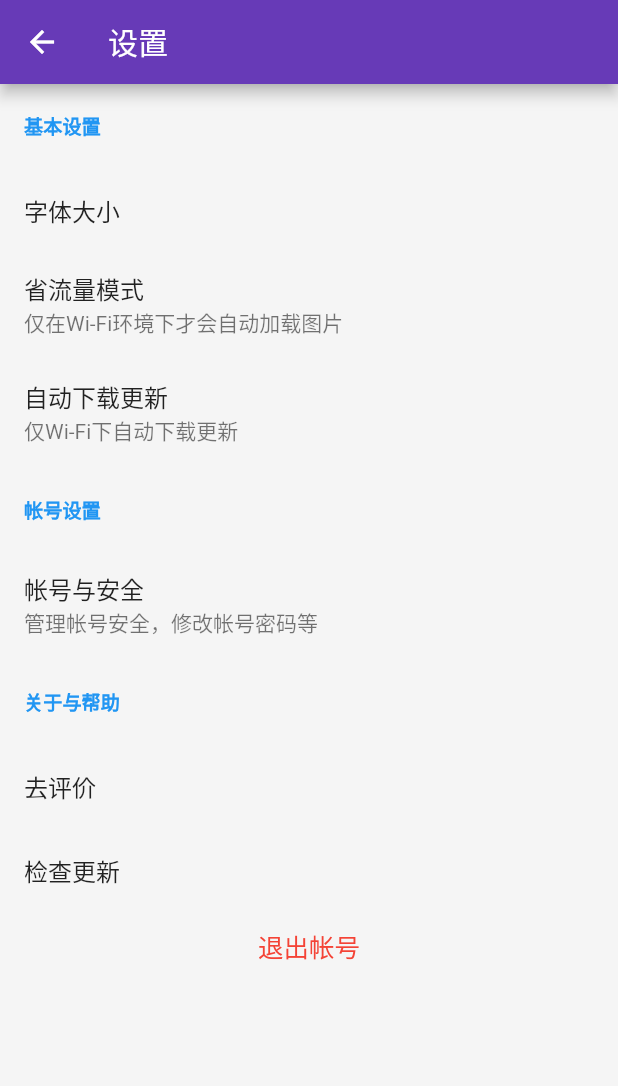
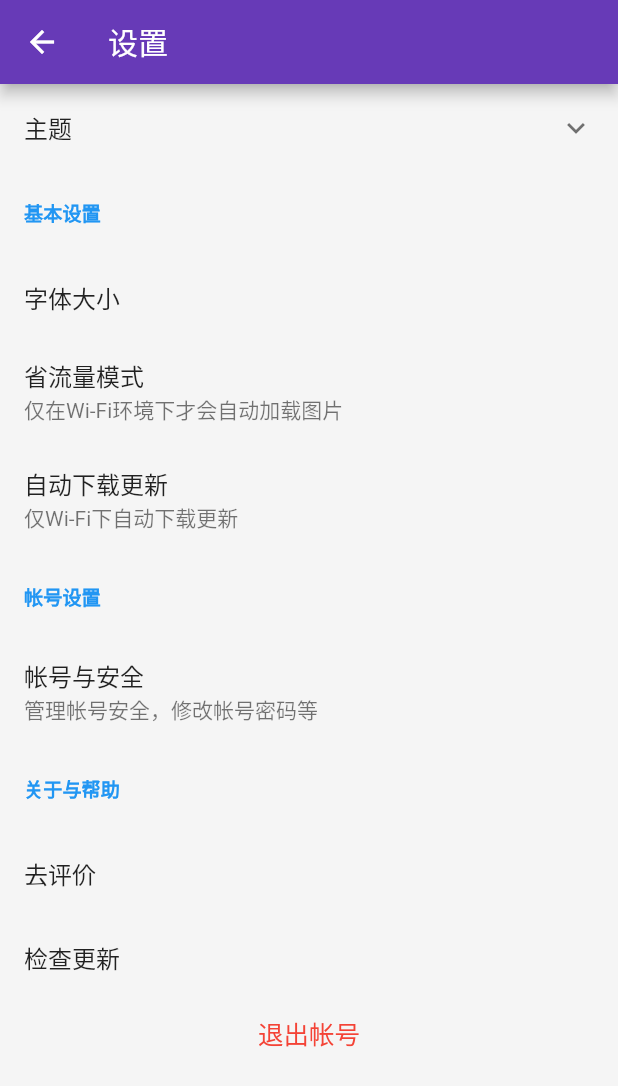
Before and after one commit to FreeLifeSJ/idea, a Flutter app: the SettingsPage screen opened by its route, on a phone screen of 412 x 824 dp. Shown: the top 1086 px of the screen. Run offline on Flutter 3.47's test engine with Material 2 defaults, Android fonts, the phone set to English and light mode, and no system bars; our stand-ins replace dio, flutter_redux, redux, shared_preferences; missing offline and left inert: common_utils; accounts and stored records are empty; network calls fail.

Commit message:
主题切换 注册界面实现

```diff
--- a/lib/main.dart
+++ b/lib/main.dart
@@ -4,6 +4,10 @@ import 'page/mypage_file/index.dart';
 import 'page/notification_file/index.dart';
 import 'page/idea_file/index.dart';
 import 'page/splash_page.dart';
+import 'package:redux/redux.dart';
+import 'package:flutter_redux/flutter_redux.dart';
+import 'state_manange/redux.dart';
+import 'package:gaozhongzhihu/resources/resources_index.dart';
 //TODO:建立Github分支  已ok
 //TODO:建立index.dart文件 避免过多import  已ok
 //TODO:进行网络功能类的定义和封装
@@ -11,7 +15,25 @@ import 'page/splash_page.dart';
 //TODO:重新规划项目文件结构
 //TODO:设置可以切换不同主题的功能
 void main() => runApp(
-  new MaterialApp(
+  MyApp()
+);
+
+class MyApp extends StatefulWidget{
+  @override
+  State createState() => MyAppState();
+}
+class MyAppState extends State<MyApp>{
+  final store = Store<IdeaState>(
+    appReducer,
+    initialState: IdeaState(Colours.app_main)
+  );
+  @override
+  Widget build(BuildContext context) {
+    // TODO: implement build
+    return StoreProvider<IdeaState>(
+      store: store,
+      child: StoreBuilder<IdeaState>(builder: (context,store){
+        return MaterialApp(
           title: "gaozhongzhihu",
           home: SplashPage(),
           //initialRoute: '/login',  不采用一进app就要求登录的方式 将SplashPage作为HomePage 然后进行代替
@@ -28,16 +50,18 @@ void main() => runApp(
             '/notification_settings':(context)=>NotificationSettingsPage(),
             '/idea_edit':(context)=>IdeaEditPage(),
           },
-    theme: _buildZhiHuTheme(),
-  )
+          theme: _buildZhiHuTheme(store),
         );
-
-ThemeData _buildZhiHuTheme(){
+      }),
+    );
+  }
+}
+ThemeData _buildZhiHuTheme(Store<IdeaState> store){
   ThemeData base = ThemeData.light();
   return base.copyWith(
     //紫色 高贵色 力量感 象征知识就是就是力量 知识是高贵的
-    primaryColor: Colors.deepPurple,
-    accentColor: Colors.green,//控制FloatingActionButton的颜色
+    primaryColor:store.state.themeColor ,
+    accentColor: store.state.themeColor,//控制FloatingActionButton的颜色
     scaffoldBackgroundColor: Colors.grey.shade100,
     buttonTheme: base.buttonTheme.copyWith(
       buttonColor: Colors.lightGreen,
--- a/lib/page/idea_file/ideaScaffold.dart
+++ b/lib/page/idea_file/ideaScaffold.dart
@@ -38,7 +38,7 @@ class _IdeaScaffoldState extends State<IdeaScaffold> {
   }
   //TODO:针对内容较多的想法在这里作出调整
   Widget _buildTop(){
-    return IdeaItem(model: widget.model);
+    return IdeaItem(model: widget.model,isDetail: true,);
   }
 
   Widget _buildCommentList(){
--- a/lib/page/index.dart
+++ b/lib/page/index.dart
@@ -6,4 +6,3 @@ export 'university.dart';
 export 'imform.dart';
 export 'ask.dart';
 export 'search.dart';
-export 'login.dart';
--- a/lib/page/mypage.dart
+++ b/lib/page/mypage.dart
@@ -13,6 +13,7 @@ class _MyPageState extends State<MyPage> {
   SharedPreferences sharedPreferences;
   @override
   Widget build(BuildContext context) {
+    print("mypage build");
     return ListView(
       children: <Widget>[
         Card(
@@ -123,6 +124,7 @@ class _MyPageState extends State<MyPage> {
   void initState() {
     super.initState();
     _initAsync();
+    print(isLogin);
 
   }
 
--- a/lib/page/mypage_file/index.dart
+++ b/lib/page/mypage_file/index.dart
@@ -3,3 +3,4 @@ export 'my_create.dart';
 export 'my_concern.dart';
 export 'my_favorite.dart';
 export 'settings.dart';
+export 'login.dart';
--- a/lib/page/mypage_file/settings.dart
+++ b/lib/page/mypage_file/settings.dart
@@ -1,6 +1,9 @@
 import 'package:flutter/material.dart';
 import 'package:shared_preferences/shared_preferences.dart';
 import 'package:gaozhongzhihu/resources/storage_key.dart';
+import 'package:gaozhongzhihu/resources/resources_index.dart';
+import 'package:flutter_redux/flutter_redux.dart';
+import 'package:gaozhongzhihu/state_manange/redux.dart';
 
 class SettingsPage extends StatefulWidget{
 
@@ -29,6 +32,29 @@ class SettingsPageState extends State<SettingsPage>{
             ),
             textScaleFactor: 0.5,),
           ),*/
+          StoreBuilder<IdeaState>(
+            builder: (context,store){
+              return ExpansionTile(
+                title: Text("主题"),
+                children: <Widget>[
+                  Wrap(
+                    children:themeColorMap.keys.map((String key){
+                      Color value = themeColorMap[key];
+                      return InkWell(
+                        onTap: (){store.dispatch(RefreshColorAction(value));},
+                        child: Container(
+                          height: 36.0,
+                          width: 36.0,
+                          margin: EdgeInsets.all(5.0),
+                          color: value,
+                        ),
+                      );
+                    }).toList(),
+                  )
+                ],
+              );
+            },
+          ),
           ListTile(
             title: Text("基本设置",
               style: TextStyle(
--- a/lib/resources/colours.dart
+++ b/lib/resources/colours.dart
@@ -1,6 +1,7 @@
 import 'package:flutter/material.dart';
 
 class Colours{
+  static Color app_main = Colors.deepPurple;
   static Color text_dark = Color(0xFF333333);
   static Color text_normal = Color(0xFF666666);
   static Color text_gray = Color(0xFF999999);
@@ -9,4 +10,25 @@ class Colours{
   static Color dividerDark = Colors.grey.shade400;
 
   static Color iconColorGrey = Colors.grey.shade600;
+
+  static const Color gray_33 = Color(0xFF333333); //51
 }
+
+Map<String, Color> themeColorMap = {
+  'gray': Colours.gray_33,
+  'blue': Colors.blue,
+  'blueAccent': Colors.blueAccent,
+  'cyan': Colors.cyan,
+  'deepPurple': Colors.deepPurple,
+  'deepPurpleAccent': Colors.deepPurpleAccent,
+  'deepOrange': Colors.deepOrange,
+  'green': Colors.green,
+  'indigo': Colors.indigo,
+  'indigoAccent': Colors.indigoAccent,
+  'orange': Colors.orange,
+  'purple': Colors.purple,
+  'pink': Colors.pink,
+  'red': Colors.red,
+  'teal': Colors.teal,
+  'black': Colors.black,
+};
--- /dev/null
+++ b/lib/state_manange/redux.dart
@@ -0,0 +1,16 @@
+import 'package:flutter/material.dart';
+
+class IdeaState{
+  final Color themeColor;
+  IdeaState(this.themeColor);
+}
+
+
+IdeaState appReducer(IdeaState state,action){
+  return IdeaState(action.themeColor);
+}
+
+class RefreshColorAction{
+  final Color themeColor;
+  RefreshColorAction(this.themeColor);
+}
--- a/pubspec.yaml
+++ b/pubspec.yaml
@@ -19,6 +19,9 @@ dependencies:
   #Dart常用工具类库 https://github.com/Sky24n/common_utils
   common_utils: ^1.1.1
   shared_preferences: ^0.5.2
+  #以下两个引入redux状态管理
+  flutter_redux: ^0.5.3
+  rxdart: ^0.21.0
 
 
   # The following adds the Cupertino Icons font to your application.
```
Also changed, not shown: lib/page/mypage_file/edit_personal_profile.dart (+29 -11 lines), lib/page/mypage_file/login.dart (renamed from lib/page/login.dart, +3 -7 lines), lib/page/mypage_file/register.dart (added, +170 -0 lines), lib/widgets/idea_item.dart (+8 -2 lines). Lines whose indentation alone changed are shown as unchanged.
